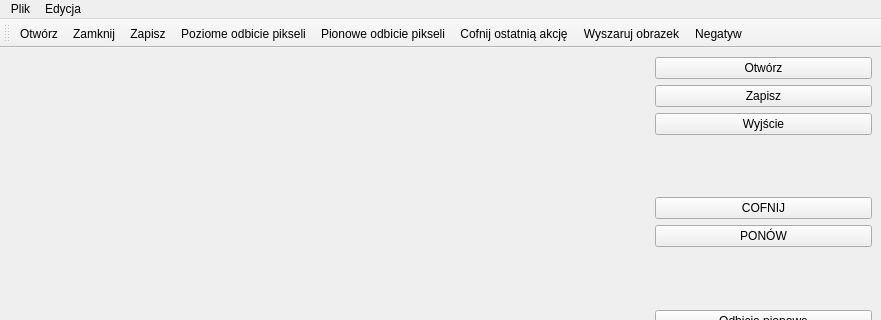
First picture: the form in 10/5/undomainwin.ui, repository jurikimurik/QT__introduction_exercises, before the edit; both pictures show x 0 to 881 and y 0 to 320 of the 881 by 618 pixel window.
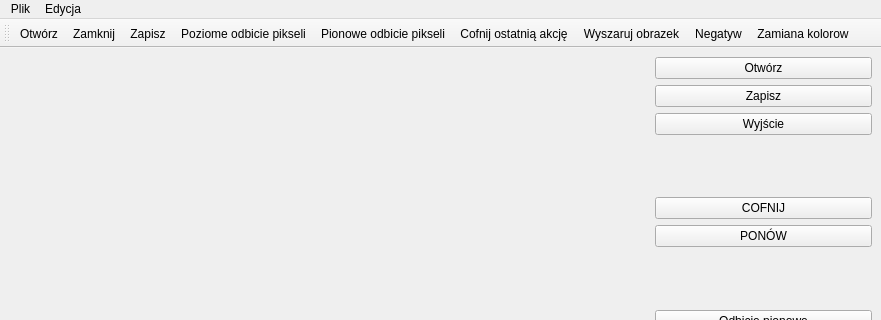
Second picture: the form after the edit.

Commit message: 10.5.1.1: Color swap is now ready.

What changed in the file:
```diff
--- a/10/5/undomainwin.ui
+++ b/10/5/undomainwin.ui
@@ -275,6 +275,7 @@
    <addaction name="actionUndo_The_Last_Action"/>
    <addaction name="actionMonochrome"/>
    <addaction name="actionNegate"/>
+   <addaction name="actionColorSwap"/>
   </widget>
   <action name="actionOpen">
    <property name="text">
@@ -356,6 +357,14 @@
     <string>Zrob negatyw obrazka</string>
    </property>
   </action>
+  <action name="actionColorSwap">
+   <property name="text">
+    <string>Zamiana kolorow</string>
+   </property>
+   <property name="toolTip">
+    <string>Zamiana kolorow</string>
+   </property>
+  </action>
  </widget>
  <resources/>
  <connections>
```
Left out of the diff: 18 changed lines with no effect on the pictures. The commit also changes 4 other files.
